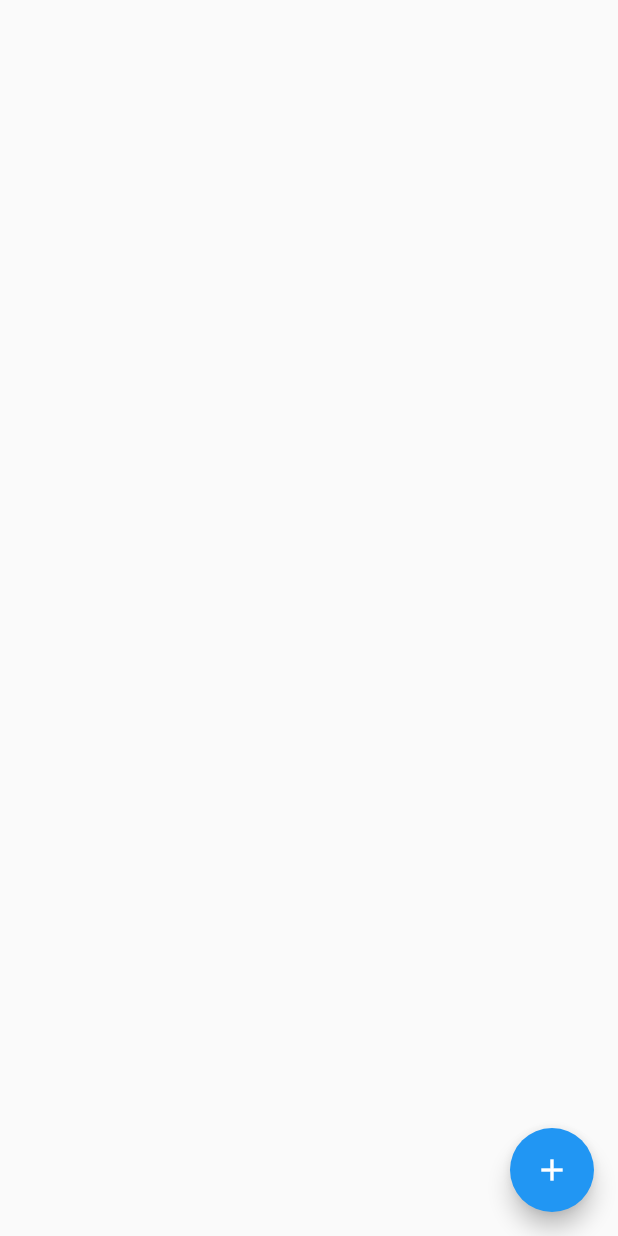
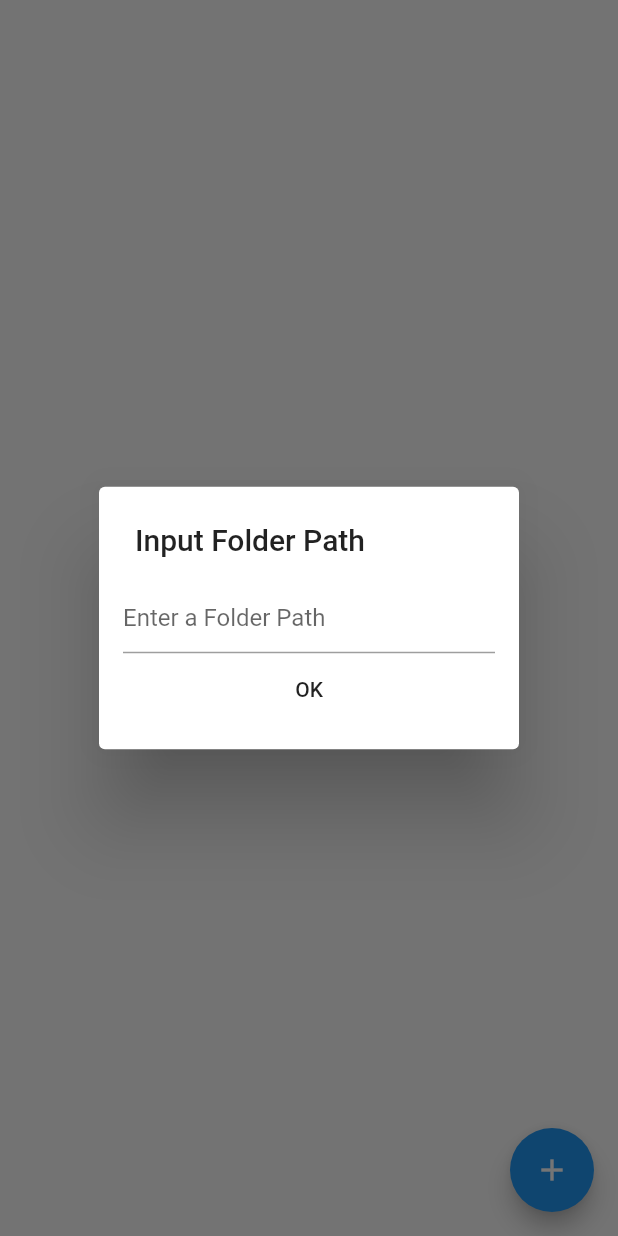
Before and after one commit to algoshipda/moosik, a Flutter app: the FolderSettingsView screen opened directly, after a tap on the "add" icon, on a phone screen of 412 x 824 dp. Run offline on Flutter 3.47's test engine with Material 2 defaults, Android fonts, the phone set to English and light mode, and no system bars; our stand-ins replace permission_handler; missing offline and left inert: folder_picker.

Commit message:
add propmt dialog

```diff
--- a/lib/src/app.dart
+++ b/lib/src/app.dart
@@ -3,7 +3,14 @@ import 'package:folder_picker/folder_picker.dart';
 import 'package:path_provider/path_provider.dart';
 
 import 'file_helper.dart';
+import 'widgets/prompt_dialog.dart';
 import 'dart:io';
+
+class FolderNotExists implements Exception {}
+
+class FolderAlreadyAdded implements Exception {}
+
+class InvalidFolderPath implements Exception {}
 
 class FolderSettingsView extends StatefulWidget {
   _FolderSettingsViewState createState() => _FolderSettingsViewState();
@@ -27,11 +34,51 @@ class _FolderSettingsViewState extends State<FolderSettingsView> {
     });
   }
 
+  void _syncFolder() async {
+    List<String> newWatchingFolders = await helper.getWatchingFolders();
+    setState(() {
+      _folders = newWatchingFolders;
+    });
+  }
+
+  void _addFolder(String folderPath) async {
+    List<String> watchingFolders = await helper.getWatchingFolders();
+    if (folderPath.length == 0) {
+      throw InvalidFolderPath();
+    }
+    if (await helper.existsFolder(folderPath)) {
+      throw FolderAlreadyAdded();
+    }
+    Directory dir = Directory(folderPath);
+    if (!(await dir.exists())) {
+      throw FolderNotExists();
+    }
+
+    await helper.addFolder(folderPath);
+    _syncFolder();
+  }
+
+  void _removeFolder(String folderPath) async {
+    List<String> watchingFolders = await helper.getWatchingFolders();
+    assert(await watchingFolders.contains(folderPath));
+
+    await helper.removeFolder(folderPath);
+    _syncFolder();
+  }
+
   @override
   Widget build(BuildContext context) {
     List<Widget> folderWidgets = _folders.map((folder) {
       return ListTile(
         title: Text(folder),
+        trailing: IconButton(
+          icon: Icon(
+            Icons.clear,
+          ),
+          onPressed: () {
+            _removeFolder(folder);
+          },
+        ),
       );
     }).toList();
     return Scaffold(
@@ -40,17 +87,18 @@ class _FolderSettingsViewState extends State<FolderSettingsView> {
       ),
       floatingActionButton: FloatingActionButton(
         onPressed: () async {
-          Directory dir = Directory('/sdcard');
-          print(dir.listSync());
-          print(dir.path);
-          Navigator.of(context).push<FolderPickerPage>(
-              MaterialPageRoute(builder: (BuildContext context) {
-            return FolderPickerPage(
-                rootDirectory: dir,
-                action: (BuildContext context, Directory folder) async {
-                  print("Picked folder $folder");
-                });
-          }));
+          String txt = await showDialog(
+            context: context,
+            builder: (context) {
+              return PromptDialog(
+                title: 'Input Folder Path',
+                hintText: 'Enter a Folder Path',
+              );
+            },
+          );
+          if (txt != null) {
+            await _addFolder(txt);
+          }
         },
         tooltip: "Add Folder",
         child: Icon(
--- a/lib/src/file_helper.dart
+++ b/lib/src/file_helper.dart
@@ -8,6 +8,30 @@ class DbFileNotExists implements Exception {}
 class FileHelper {
   String _dbFileName;
   FileHelper(this._dbFileName);
+
+  Future<String> get _dbFilePath async =>
+      join((await getApplicationSupportDirectory()).path, _dbFileName);
+
+  Future<String> _getDbFile() async {
+    String path = await _dbFilePath;
+    File file = new File(path);
+    if (!file.existsSync()) {
+      throw DbFileNotExists();
+    }
+
+    return file.readAsString();
+  }
+
+  Future<void> _ensureDbFile() async {
+    String path = await _dbFilePath;
+    File file = new File(path);
+    if (!file.existsSync()) {
+      await file.writeAsString(
+        jsonEncode([]),
+      );
+      file.createSync(recursive: true);
+    }
+  }
 
   Future<List<String>> getWatchingFolders() async {
     await _ensureDbFile();
@@ -24,33 +48,20 @@ class FileHelper {
     await file.writeAsString(jsonEncode(watchingFolders));
   }
 
-  Future<String> get _dbFilePath async =>
-      join((await getApplicationSupportDirectory()).path, _dbFileName);
-
-  Future<void> _ensureDbFile() async {
-    String path = await _dbFilePath;
-    File file = new File(path);
-    if (!file.existsSync()) {
-      await file.writeAsString(
-        jsonEncode([]),
-      );
-      file.createSync(recursive: true);
-    }
-  }
-
   Future<void> addFolder(String folderPath) async {
     List<String> watchingFolders = await getWatchingFolders();
     watchingFolders.add(folderPath);
     await _writeWatchingFolders(watchingFolders);
   }
 
-  Future<String> _getDbFile() async {
-    String path = await _dbFilePath;
-    File file = new File(path);
-    if (!file.existsSync()) {
-      throw DbFileNotExists();
-    }
+  Future<void> removeFolder(String folderPath) async {
+    List<String> watchingFolders = await getWatchingFolders();
+    watchingFolders.remove(folderPath);
+    await _writeWatchingFolders(watchingFolders);
+  }
 
-    return file.readAsString();
+  Future<bool> existsFolder(String folderPath) async {
+    List<String> folders = await getWatchingFolders();
+    return folders.contains(folderPath);
   }
 }
--- /dev/null
+++ b/lib/src/widgets/prompt_dialog.dart
@@ -0,0 +1,34 @@
+import 'package:flutter/material.dart';
+
+class PromptDialog extends StatefulWidget {
+  final String title;
+  final String hintText;
+  PromptDialog({Key key, this.title, this.hintText}) : super(key: key);
+  @override
+  _PromptDialogState createState() => _PromptDialogState();
+}
+
+class _PromptDialogState extends State<PromptDialog> {
+  TextEditingController _controller = TextEditingController();
+  @override
+  Widget build(BuildContext context) {
+    return SimpleDialog(
+      title: Text(widget.title),
+      contentPadding: EdgeInsets.all(16.0),
+      children: [
+        TextField(
+          controller: _controller,
+          decoration: InputDecoration(
+            hintText: widget.hintText,
+          ),
+        ),
+        FlatButton(
+          child: Text('OK'),
+          onPressed: () {
+            Navigator.pop(context, _controller.text);
+          },
+        ),
+      ],
+    );
+  }
+}
```
